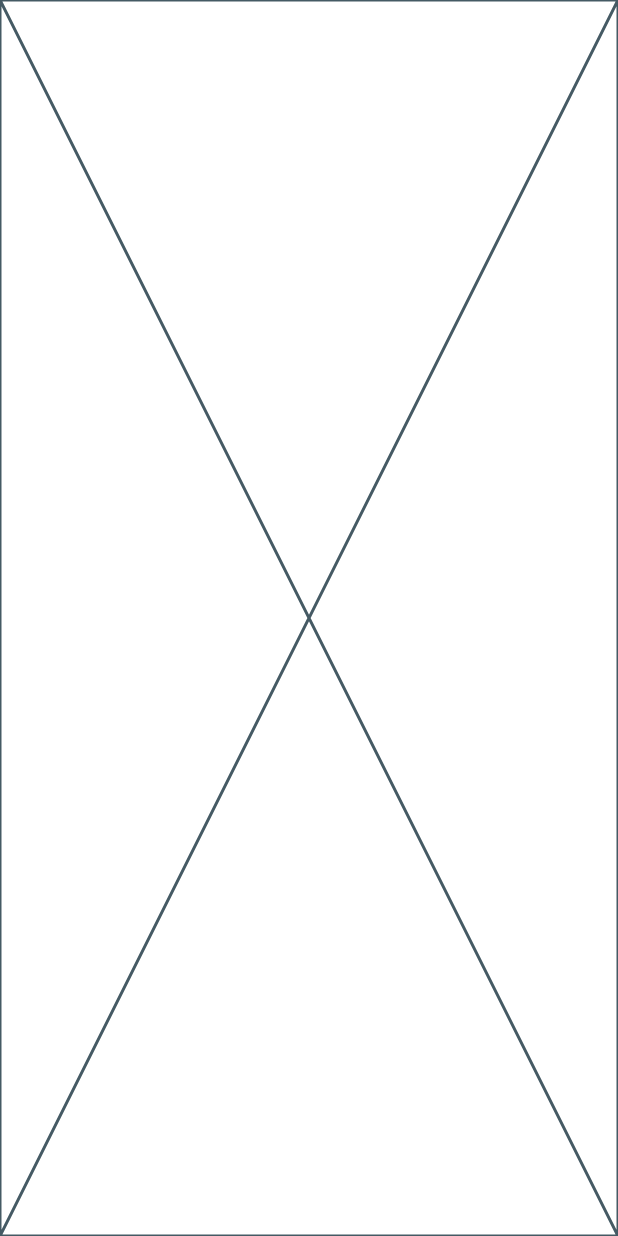
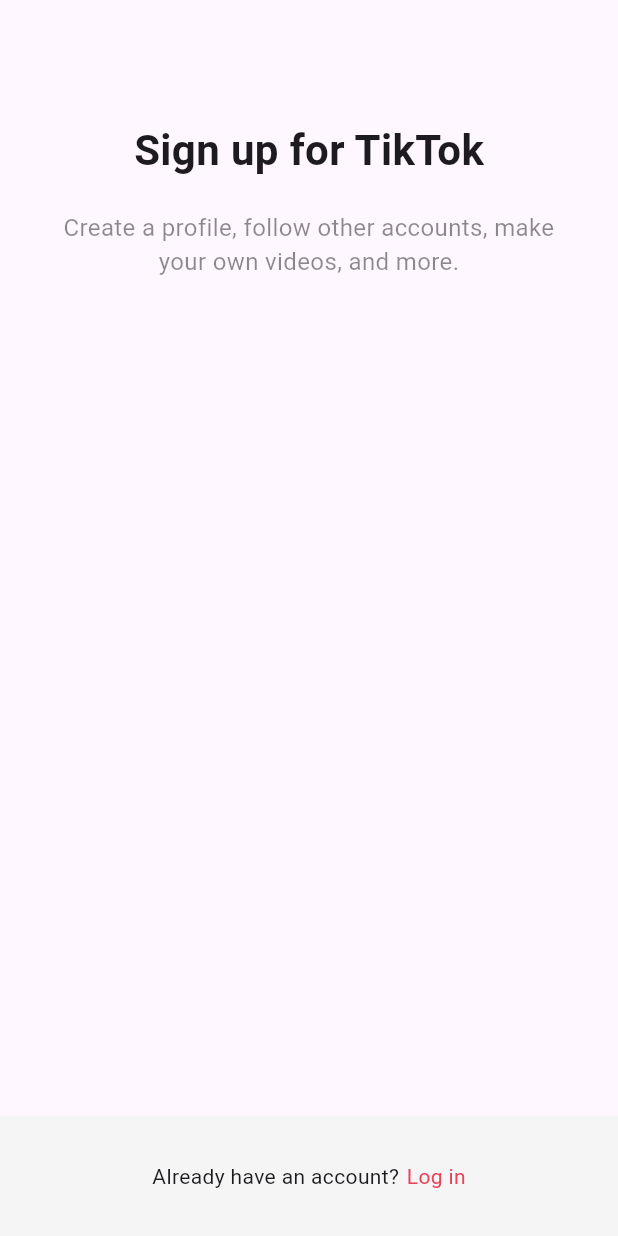
Before and after one commit to LunaGeonWoo/tiktok-clone, a Flutter app: the screen it shows after launch, on a phone screen of 412 x 824 dp. Run offline on Flutter 3.47's test engine with Material 3 defaults, Android fonts, the phone set to English and light mode, and no system bars.

Commit message:
Sign Up Screen

```diff
--- a/lib/main.dart
+++ b/lib/main.dart
@@ -1,4 +1,5 @@
 import 'package:flutter/material.dart';
+import 'package:tiktok_clone/screens/sign_up/sign_up_screen.dart';
 
 void main() {
   runApp(const TikTokApp());
@@ -14,7 +15,7 @@ class TikTokApp extends StatelessWidget {
       theme: ThemeData(
         primaryColor: const Color(0xFFE9435A),
       ),
-      home: const Placeholder(),
+      home: const SignUpScreen(),
     );
   }
 }
--- /dev/null
+++ b/lib/screens/sign_up/sign_up_screen.dart
@@ -0,0 +1,58 @@
+import 'package:flutter/material.dart';
+import 'package:tiktok_clone/constants/gaps.dart';
+import 'package:tiktok_clone/constants/sizes.dart';
+
+class SignUpScreen extends StatelessWidget {
+  const SignUpScreen({super.key});
+
+  @override
+  Widget build(BuildContext context) {
+    return SafeArea(
+      child: Scaffold(
+        body: const Padding(
+          padding: EdgeInsets.symmetric(
+            horizontal: Sizes.size40,
+          ),
+          child: Column(
+            children: [
+              Gaps.v80,
+              Text(
+                "Sign up for TikTok",
+                style: TextStyle(
+                  fontSize: Sizes.size28,
+                  fontWeight: FontWeight.w700,
+                ),
+              ),
+              Gaps.v20,
+              Text(
+                "Create a profile, follow other accounts, make your own videos, and more.",
+                style: TextStyle(
+                  fontSize: Sizes.size16,
+                  color: Colors.black45,
+                ),
+                textAlign: TextAlign.center,
+              ),
+            ],
+          ),
+        ),
+        bottomNavigationBar: BottomAppBar(
+          elevation: 1,
+          color: Colors.grey.shade100,
+          child: Row(
+            mainAxisAlignment: MainAxisAlignment.center,
+            children: [
+              const Text("Already have an account?"),
+              Gaps.h5,
+              Text(
+                "Log in",
+                style: TextStyle(
+                  color: Theme.of(context).primaryColor,
+                ),
+              ),
+            ],
+          ),
+        ),
+      ),
+    );
+  }
+}
```
